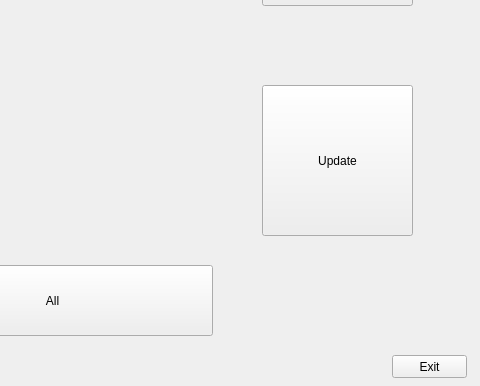
Above: customer_format.ui from tudornico/Gui_labor7 before the change; both pictures show x 328 to 808 and y 215 to 601 of the 808 by 601 pixel window. Below: the same form after it.
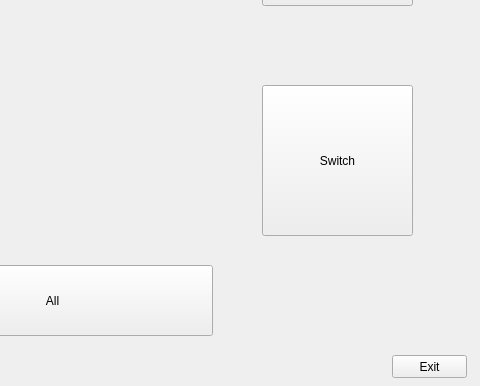
That is the form after the change.

Diff of the .ui file:
```diff
--- a/customer_format.ui
+++ b/customer_format.ui
@@ -62,7 +62,7 @@
     </rect>
    </property>
    <property name="text">
-    <string>Update</string>
+    <string>Switch</string>
    </property>
   </widget>
   <widget class="QPlainTextEdit" name="plainTextEdit">
```
Left out of the diff: 6 changed lines with no effect on the pictures.
